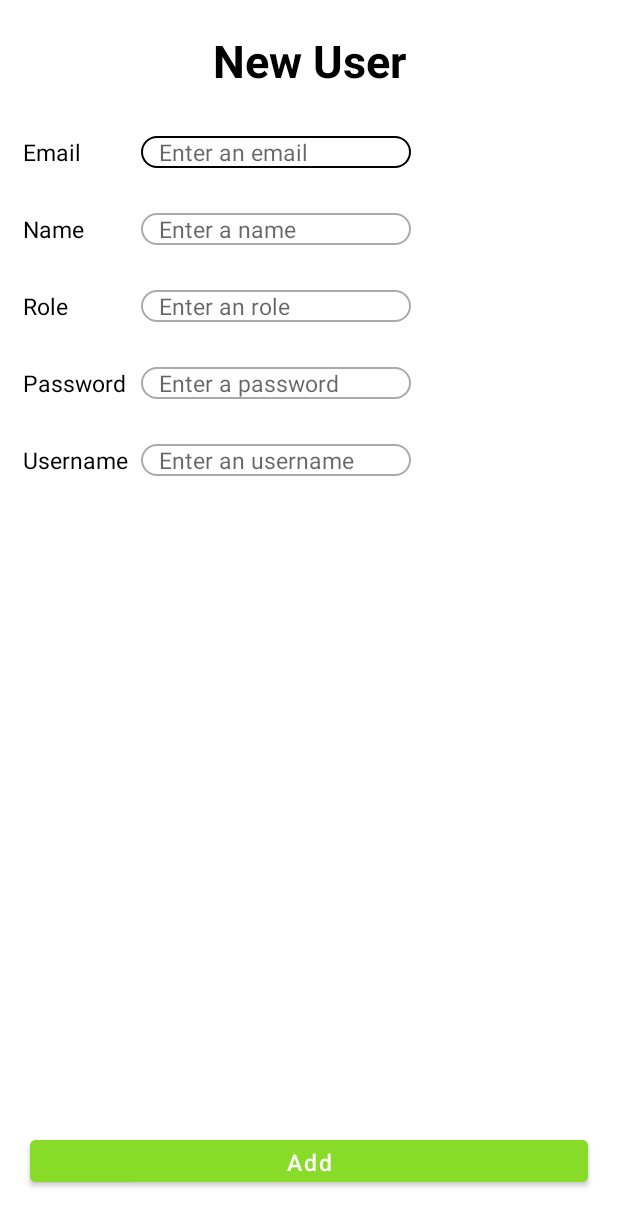
After one commit to joshrs23/hotelNebula, an Android app: the UserInfoActivity screen opened directly, with no data from a screen before it, on a phone screen of 412 x 824 dp. The commit adds this screen. Shown: the top 1226 px of the screen. Run offline under Robolectric (Android 15) with nearby library versions, the phone set to English and light mode, and no system bars; our stand-ins replace Firebase (no records; nobody signed in at launch, a user with empty details on screens opened directly).

Commit message:
feat: user info ready to change

```diff
--- a/app/src/main/java/Model/User.java
+++ b/app/src/main/java/Model/User.java
@@ -2,7 +2,9 @@ package Model;
 
 import androidx.annotation.NonNull;
 
-public class User {
+import java.io.Serializable;
+
+public class User implements Serializable {
 
     private String username;
     private String email;
--- /dev/null
+++ b/app/src/main/java/com/example/hotelnebula/UserInfoActivity.java
@@ -0,0 +1,159 @@
+package com.example.hotelnebula;
+
+import androidx.annotation.NonNull;
+import androidx.appcompat.app.AppCompatActivity;
+
+import android.content.Intent;
+import android.os.Bundle;
+import android.util.Log;
+import android.view.View;
+import android.widget.Button;
+import android.widget.EditText;
+import android.widget.TextView;
+
+import com.google.android.material.snackbar.Snackbar;
+import com.google.firebase.database.DataSnapshot;
+import com.google.firebase.database.DatabaseError;
+import com.google.firebase.database.DatabaseReference;
+import com.google.firebase.database.FirebaseDatabase;
+import com.google.firebase.database.ValueEventListener;
+
+import java.util.regex.Matcher;
+import java.util.regex.Pattern;
+
+import Model.User;
+import Model.UserDatabaseModel;
+
+public class UserInfoActivity extends AppCompatActivity {
+
+    User userToUpdate;
+
+    TextView lbTitle, lbPassword, lbUsername;
+    EditText txtEmail, txtName, txtRole, txtPassword, txtUsername;
+    Button btnAction;
+    DatabaseReference userDatabase;
+
+    @Override
+    protected void onCreate(Bundle savedInstanceState) {
+        super.onCreate(savedInstanceState);
+        setContentView(R.layout.activity_user_info);
+        initialize();
+    }
+
+    private void initialize() {
+        lbTitle = findViewById(R.id.lbTitle);
+        lbPassword = findViewById(R.id.lbPassword);
+        lbUsername = findViewById(R.id.lbUsername);
+
+        txtEmail = findViewById(R.id.txtEmail);
+        txtName = findViewById(R.id.txtName);
+        txtRole = findViewById(R.id.txtRole);
+        txtPassword = findViewById(R.id.txtPassword);
+        txtUsername = findViewById(R.id.txtUsername);
+
+        btnAction = findViewById(R.id.btnAction);
+
+        userDatabase = FirebaseDatabase.getInstance().getReference("users");
+
+        Intent intent = getIntent();
+
+        if (intent.hasExtra("userToUpdate")) {
+            userToUpdate = (User) intent.getExtras().getSerializable("userToUpdate");
+            lbTitle.setText(userToUpdate.getUsername());
+
+            txtEmail.setText(userToUpdate.getEmail());
+            txtName.setText(userToUpdate.getName());
+            txtRole.setText(userToUpdate.getRole());
+
+            lbPassword.setVisibility(View.INVISIBLE);
+            txtPassword.setVisibility(View.INVISIBLE);
+            lbUsername.setVisibility(View.INVISIBLE);
+            txtUsername.setVisibility(View.INVISIBLE);
+            btnAction.setText("Update");
+
+            btnAction.setOnClickListener(new View.OnClickListener() {
+                @Override
+                public void onClick(View v) {
+                    try {
+
+                        if (txtEmail.getText().toString().trim().isEmpty() || txtRole.getText().toString().trim().isEmpty() || txtName.getText().toString().trim().isEmpty()) {
+                            Snackbar.make(v, "Please fill all the fields", Snackbar.LENGTH_LONG).show();
+                            return;
+                        }
+
+                        Pattern pattern = Pattern.compile("^[\\w-\\.]+@([\\w-]+\\.)+[\\w-]{2,4}$");
+                        Matcher matcher = pattern.matcher(txtEmail.getText().toString().trim());
+
+                        if (!matcher.find()) {
+                            Snackbar.make(v, "Please insert a valid email", Snackbar.LENGTH_LONG).show();
+                            return;
+                        }
+
+                        userToUpdate.setEmail(txtEmail.getText().toString().trim());
+                        userToUpdate.setName(txtName.getText().toString().trim());
+                        userToUpdate.setRole(txtRole.getText().toString().trim());
+
+                        UserDatabaseModel person = new UserDatabaseModel(userToUpdate.getEmail(), userToUpdate.getName(), userToUpdate.getPassword(), userToUpdate.getRole());
+                        userDatabase.child(userToUpdate.getUsername()).setValue(person);
+                        finish();
+                    }
+                    catch (Exception e ) {
+                        Snackbar.make(v, e.getMessage(), Snackbar.LENGTH_LONG).show();
+                    }
+                }
+            });
+
+        }
+        else {
+            btnAction.setOnClickListener(new View.OnClickListener() {
+                @Override
+                public void onClick(View v) {
+                    try {
+                        String fullName = txtName.getText().toString();
+                        String username = txtUsername.getText().toString();
+                        String email = txtEmail.getText().toString();
+                        String password = txtPassword.getText().toString();
+
+                        if (fullName.isEmpty() || username.isEmpty() || email.isEmpty() || password.isEmpty()) {
+                            Snackbar.make(v, "Please fill all the fields", Snackbar.LENGTH_LONG).show();
+                            return;
+                        }
+                        Pattern pattern = Pattern.compile("^[\\w-\\.]+@([\\w-]+\\.)+[\\w-]{2,4}$");
+                        Matcher matcher = pattern.matcher(email);
+
+                        if (!matcher.find()) {
+                            Snackbar.make(v, "Please insert a valid email", Snackbar.LENGTH_LONG).show();
+                            return;
+                        }
+
+                        DatabaseReference usernameRef = userDatabase.child(username);
+
+                        ValueEventListener eventListener = new ValueEventListener() {
+                            @Override
+                            public void onDataChange(DataSnapshot dataSnapshot) {
+                                if (!dataSnapshot.exists()) {
+                                    UserDatabaseModel user = new UserDatabaseModel(email, fullName, password, "Customer");
+                                    userDatabase.child(username).setValue(user);
+                                    Snackbar.make(v, "The user with username: " + user + " has been added successfully", Snackbar.LENGTH_LONG).show();
+                                    finish();
+                                } else {
+                                    Snackbar.make(v, "The username " + username + " is already used", Snackbar.LENGTH_LONG).show();
+                                }
+                            }
+
+                            @Override
+                            public void onCancelled(@NonNull DatabaseError error) {
+                                Log.d("DATABASE ERROR", error.getMessage()); //
+                            }
+                        };
+                        usernameRef.addListenerForSingleValueEvent(eventListener);
+
+
+                    } catch (Exception e) {
+                        Snackbar.make(v, e.getMessage(), Snackbar.LENGTH_LONG).show();
+                    }
+                }
+            });
+        }
+    }
+}
--- /dev/null
+++ b/app/src/main/res/layout/activity_user_info.xml
@@ -0,0 +1,143 @@
+<?xml version="1.0" encoding="utf-8"?>
+<androidx.constraintlayout.widget.ConstraintLayout xmlns:android="http://schemas.android.com/apk/res/android"
+    xmlns:app="http://schemas.android.com/apk/res-auto"
+    xmlns:tools="http://schemas.android.com/tools"
+    android:layout_width="match_parent"
+    android:layout_height="match_parent"
+    tools:context=".UserInfoActivity">
+
+    <TextView
+        android:id="@+id/lbTitle"
+        style="@style/title_style"
+        android:layout_width="wrap_content"
+        android:layout_height="wrap_content"
+        android:layout_marginTop="20dp"
+        android:text="New User"
+        app:layout_constraintEnd_toEndOf="parent"
+        app:layout_constraintStart_toStartOf="parent"
+        app:layout_constraintTop_toTopOf="parent" />
+
+    <TextView
+        android:id="@+id/lbEmail"
+        style="@style/header_style"
+        android:layout_width="wrap_content"
+        android:layout_height="wrap_content"
+        android:layout_marginStart="15dp"
+        android:layout_marginTop="30dp"
+        android:text="Email"
+        app:layout_constraintStart_toStartOf="parent"
+        app:layout_constraintTop_toBottomOf="@+id/lbTitle" />
+
+    <EditText
+        android:id="@+id/txtEmail"
+        style="@style/edit_text_style"
+        android:layout_width="wrap_content"
+        android:layout_height="wrap_content"
+        android:layout_marginStart="40dp"
+        android:ems="10"
+        android:inputType="text"
+        app:layout_constraintBottom_toBottomOf="@+id/lbEmail"
+        app:layout_constraintStart_toEndOf="@+id/lbEmail"
+        android:hint="Enter an email"/>
+
+    <TextView
+        android:id="@+id/lbName"
+        style="@style/header_style"
+        android:layout_width="wrap_content"
+        android:layout_height="wrap_content"
+        android:layout_marginTop="30dp"
+        android:text="Name"
+        app:layout_constraintStart_toStartOf="@+id/lbEmail"
+        app:layout_constraintTop_toBottomOf="@+id/lbEmail" />
+
+    <EditText
+        android:id="@+id/txtName"
+        style="@style/edit_text_style"
+        android:layout_width="wrap_content"
+        android:layout_height="wrap_content"
+        android:ems="10"
+        android:inputType="text"
+        app:layout_constraintBottom_toBottomOf="@+id/lbName"
+        app:layout_constraintStart_toStartOf="@+id/txtEmail"
+        android:hint="Enter a name"/>
+
+    <TextView
+        android:id="@+id/lbRole"
+        style="@style/header_style"
+        android:layout_width="wrap_content"
+        android:layout_height="wrap_content"
+        android:layout_marginTop="30dp"
+        android:text="Role"
+        app:layout_constraintStart_toStartOf="@+id/lbName"
+        app:layout_constraintTop_toBottomOf="@+id/lbName" />
+
+    <EditText
+        android:id="@+id/txtRole"
+        style="@style/edit_text_style"
+        android:layout_width="wrap_content"
+        android:layout_height="wrap_content"
+        android:ems="10"
+        android:inputType="text"
+        app:layout_constraintBottom_toBottomOf="@+id/lbRole"
+        app:layout_constraintStart_toStartOf="@+id/txtEmail"
+        android:hint="Enter an role"/>
+
+    <TextView
+        android:id="@+id/lbPassword"
+        style="@style/header_style"
+        android:layout_width="wrap_content"
+        android:layout_height="wrap_content"
+        android:layout_marginTop="30dp"
+        android:text="Password"
+        app:layout_constraintStart_toStartOf="@+id/lbRole"
+        app:layout_constraintTop_toBottomOf="@+id/lbRole" />
+
+    <EditText
+        android:id="@+id/txtPassword"
+        style="@style/edit_text_style"
+        android:layout_width="wrap_content"
+        android:layout_height="wrap_content"
+        android:ems="10"
+        android:inputType="text"
+        app:layout_constraintBottom_toBottomOf="@+id/lbPassword"
+        app:layout_constraintStart_toStartOf="@+id/txtEmail"
+        android:hint="Enter a password"/>
+
+    <TextView
+        android:id="@+id/lbUsername"
+        style="@style/header_style"
+        android:layout_width="wrap_content"
+        android:layout_height="wrap_content"
+        android:layout_marginTop="30dp"
+        android:text="Username"
+        app:layout_constraintStart_toStartOf="@+id/lbPassword"
+        app:layout_constraintTop_toBottomOf="@+id/lbPassword" />
+
+    <EditText
+        android:id="@+id/txtUsername"
+        style="@style/edit_text_style"
+        android:layout_width="wrap_content"
+        android:layout_height="wrap_content"
+        android:ems="10"
+        android:inputType="text"
+        app:layout_constraintBottom_toBottomOf="@+id/lbUsername"
+        app:layout_constraintStart_toStartOf="@+id/txtEmail"
+        android:hint="Enter an username"/>
+
+    <Button
+        android:id="@+id/btnAction"
+        android:layout_width="match_parent"
+        android:layout_height="40dp"
+        android:backgroundTint="#88DC27"
+        android:layout_marginBottom="30dp"
+        android:layout_marginStart="20dp"
+        android:layout_marginEnd="20dp"
+        android:text="Add"
+        app:layout_constraintBottom_toBottomOf="parent"
+        app:layout_constraintEnd_toEndOf="parent"
+        app:layout_constraintStart_toStartOf="parent"
+        android:textAllCaps="false"
+        android:textSize="15sp"
+        />
+
+</androidx.constraintlayout.widget.ConstraintLayout>
--- a/app/src/main/res/values/themes.xml
+++ b/app/src/main/res/values/themes.xml
@@ -24,4 +24,15 @@
         <item name="android:textSize">15sp</item>
         <item name="android:textColor">@color/black</item>
     </style>
+    <style name="edit_text_style">
+
+        <item name="android:layout_width">wrap_content</item>
+        <item name="android:layout_height">30dp</item>
+        <item name="android:layout_marginTop">8dp</item>
+        <item name="android:background">@drawable/custom_input</item>
+        <item name="android:ems">21</item>
+        <item name="android:paddingStart">12dp</item>
+        <item name="android:paddingEnd">12dp</item>
+        <item name="android:textSize">15sp</item>
+    </style>
 </resources>
```
Also changed, not shown: app/src/main/AndroidManifest.xml (+8 -0 lines), app/src/main/java/Model/UserAdapter.java (added, +60 -0 lines), app/src/main/java/com/example/hotelnebula/UserListViewActivity.java (added, +100 -0 lines), app/src/main/res/layout/activity_user_list_view.xml (added, +47 -0 lines), app/src/main/res/layout/one_item.xml (added, +32 -0 lines).
